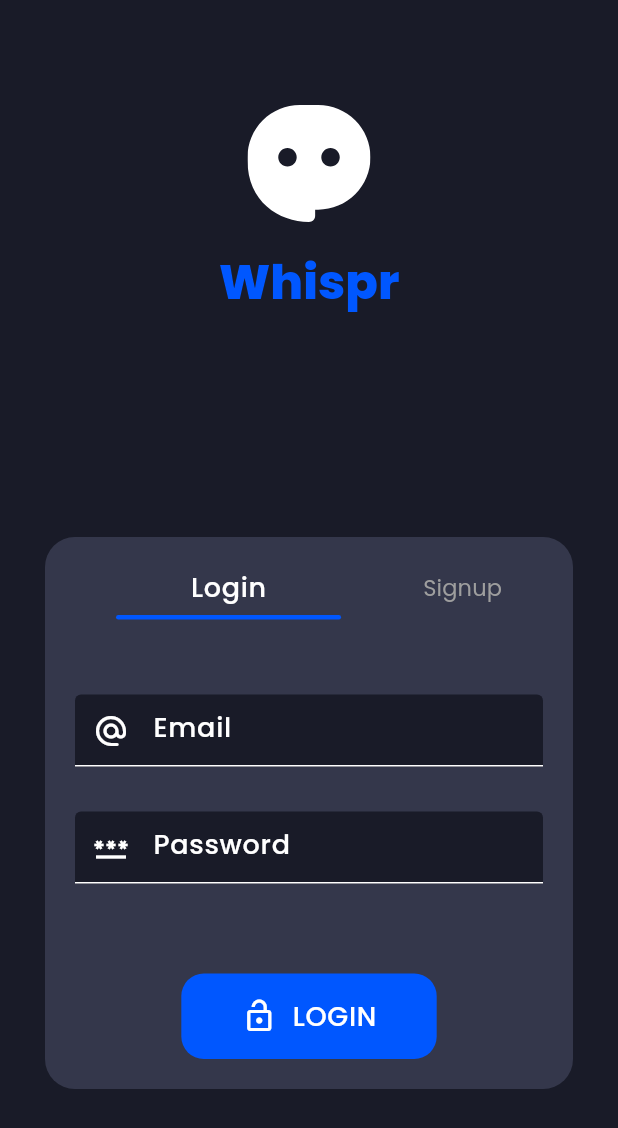
After one commit to Annuuurag/whispr, a Flutter app: the Authpage screen opened by its route, after a tap on "Login", on a phone screen of 412 x 824 dp. The commit adds this screen. Shown: the top 1128 px of the screen. Run offline on Flutter 3.47's test engine with Material 3 defaults, Android fonts, the phone set to English and light mode, and no system bars; our stand-ins replace flutter_svg, get, slide_to_act.

Commit message:
added auth screen(no implementation yet)

```diff
--- /dev/null
+++ b/lib/Config/PagePath.dart
@@ -0,0 +1,10 @@
+import 'package:get/get.dart';
+import 'package:whispr/Pages/Auth/AuthPage.dart';
+
+var pagePath = [
+  GetPage(
+    name: "/authPage",
+    page: () => Authpage(),
+    transition: Transition.rightToLeft,
+  ),
+];
--- a/lib/Config/Themes.dart
+++ b/lib/Config/Themes.dart
@@ -5,6 +5,12 @@ var lightTheme = ThemeData();
 var darkTheme = ThemeData(
   brightness: Brightness.dark,
   useMaterial3: true,
+
+  inputDecorationTheme: InputDecorationTheme(
+    fillColor: dBackgroundColor,
+    filled: true,
+  ),
+
   colorScheme: const ColorScheme.dark(
     primary: dPrimaryColor,
     onPrimary: dOnBackgroundColor,
@@ -36,6 +42,20 @@ var darkTheme = ThemeData(
       fontWeight: FontWeight.w600,
     ),
 
+    bodyLarge: TextStyle(
+      fontSize: 18,
+      color: dOnBackgroundColor,
+      fontFamily: "Poppins",
+      fontWeight: FontWeight.w500,
+    ),
+
+    bodyMedium: TextStyle(
+      fontSize: 15,
+      color: dOnBackgroundColor,
+      fontFamily: "Poppins",
+      fontWeight: FontWeight.w500,
+    ),
+
     labelLarge: TextStyle(
       fontSize: 15,
       color: dOnContainerColor,
--- /dev/null
+++ b/lib/Pages/Auth/AuthPage.dart
@@ -0,0 +1,28 @@
+import 'package:flutter/material.dart';
+import 'package:whispr/Pages/Auth/Widgets/AuthPageBody.dart';
+import 'package:whispr/Pages/Welcome/Widgets/WelcomeHeading.dart';
+
+class Authpage extends StatelessWidget {
+  const Authpage({super.key});
+
+  @override
+  Widget build(BuildContext context) {
+    return const Scaffold(
+      body: SafeArea(
+        child: Padding(
+          padding: EdgeInsets.all(30),
+          child: SingleChildScrollView(
+            child: Column(
+              children: [
+                SizedBox(height: 40),
+                Welcomeheading(),
+                SizedBox(height: 150),
+                Authpagebody(),
+              ],
+            ),
+          ),
+        ),
+      ),
+    );
+  }
+}
--- /dev/null
+++ b/lib/Pages/Auth/Widgets/AuthPageBody.dart
@@ -0,0 +1,93 @@
+import 'package:flutter/material.dart';
+import 'package:get/get.dart';
+import 'package:whispr/Pages/Auth/Widgets/LoginForm.dart';
+import 'package:whispr/Pages/Auth/Widgets/SignupForm.dart';
+
+class Authpagebody extends StatelessWidget {
+  const Authpagebody({super.key});
+
+  @override
+  Widget build(BuildContext context) {
+    RxBool isLogin = false.obs;
+    return Container(
+      padding: EdgeInsets.all(20),
+      //height: 400,
+      decoration: BoxDecoration(
+        borderRadius: BorderRadius.circular(20),
+        color: Theme.of(context).colorScheme.primaryContainer,
+      ),
+      child: Row(
+        children: [
+          Expanded(
+            child: Column(
+              children: [
+                Obx(
+                  () => Row(
+                    mainAxisAlignment: MainAxisAlignment.spaceAround,
+                    children: [
+                      InkWell(
+                        onTap: () {
+                          isLogin.value = true;
+                        },
+                        child: Column(
+                          children: [
+                            Text(
+                              "Login",
+                              style:
+                                  isLogin.value
+                                      ? Theme.of(context).textTheme.bodyLarge
+                                      : Theme.of(context).textTheme.labelLarge,
+                            ),
+                            SizedBox(height: 5),
+                            AnimatedContainer(
+                              duration: Duration(milliseconds: 300),
+                              width: isLogin.value ? 150 : 0,
+                              height: 3,
+                              decoration: BoxDecoration(
+                                borderRadius: BorderRadius.circular(100),
+                                color: Theme.of(context).colorScheme.primary,
+                              ),
+                            ),
+                          ],
+                        ),
+                      ),
+                      InkWell(
+                        onTap: () {
+                          isLogin.value = false;
+                        },
+                        child: Column(
+                          children: [
+                            Text(
+                              "Signup",
+                              style:
+                                  isLogin.value
+                                      ? Theme.of(context).textTheme.labelLarge
+                                      : Theme.of(context).textTheme.bodyLarge,
+                            ),
+                            SizedBox(height: 5),
+                            AnimatedContainer(
+                              duration: Duration(milliseconds: 300),
+                              width: isLogin.value ? 0 : 150,
+                              height: 3,
+                              decoration: BoxDecoration(
+                                borderRadius: BorderRadius.circular(100),
+                                color: Theme.of(context).colorScheme.primary,
+                              ),
+                            ),
+                          ],
+                        ),
+                      ),
+                    ],
+                  ),
+                ),
+                Obx(
+                  () => isLogin.value ? const Loginform() : const Signupform(),
+                ),
+              ],
+            ),
+          ),
+        ],
+      ),
+    );
+  }
+}
--- /dev/null
+++ b/lib/Pages/Auth/Widgets/LoginForm.dart
@@ -0,0 +1,37 @@
+import 'package:flutter/material.dart';
+import 'package:whispr/Pages/Welcome/Widgets/PrimaryButton.dart';
+
+class Loginform extends StatelessWidget {
+  const Loginform({super.key});
+
+  @override
+  Widget build(BuildContext context) {
+    return const Column(
+      children: [
+        SizedBox(height: 50),
+        TextField(
+          decoration: InputDecoration(
+            hintText: "Email",
+            prefixIcon: Icon(Icons.alternate_email_rounded),
+          ),
+        ),
+
+        SizedBox(height: 30),
+        TextField(
+          decoration: InputDecoration(
+            hintText: "Password",
+            prefixIcon: Icon(Icons.password_outlined),
+          ),
+        ),
+
+        SizedBox(height: 60),
+        Row(
+          mainAxisAlignment: MainAxisAlignment.center,
+          children: [
+            Primarybutton(btnName: "LOGIN", icon: Icons.lock_open_outlined),
+          ],
+        ),
+      ],
+    );
+  }
+}
--- /dev/null
+++ b/lib/Pages/Auth/Widgets/SignupForm.dart
@@ -0,0 +1,45 @@
+import 'package:flutter/material.dart';
+import 'package:whispr/Pages/Welcome/Widgets/PrimaryButton.dart';
+
+class Signupform extends StatelessWidget {
+  const Signupform({super.key});
+
+  @override
+  Widget build(BuildContext context) {
+    return const Column(
+      children: [
+        SizedBox(height: 50),
+        TextField(
+          decoration: InputDecoration(
+            hintText: "Full Name",
+            prefixIcon: Icon(Icons.person_rounded),
+          ),
+        ),
+
+        SizedBox(height: 30),
+        TextField(
+          decoration: InputDecoration(
+            hintText: "Email",
+            prefixIcon: Icon(Icons.alternate_email_rounded),
+          ),
+        ),
+
+        SizedBox(height: 30),
+        TextField(
+          decoration: InputDecoration(
+            hintText: "Password",
+            prefixIcon: Icon(Icons.password_outlined),
+          ),
+        ),
+
+        SizedBox(height: 60),
+        Row(
+          mainAxisAlignment: MainAxisAlignment.center,
+          children: [
+            Primarybutton(btnName: "SIGNUP", icon: Icons.lock_open_outlined),
+          ],
+        ),
+      ],
+    );
+  }
+}
--- a/lib/Pages/Welcome/WelcomePage.dart
+++ b/lib/Pages/Welcome/WelcomePage.dart
@@ -1,8 +1,4 @@
 import 'package:flutter/material.dart';
-import 'package:flutter_svg/svg.dart';
-import 'package:slide_to_act/slide_to_act.dart';
-import 'package:whispr/Config/Images.dart';
-import 'package:whispr/Config/Strings.dart';
 import 'package:whispr/Pages/Welcome/Widgets/WelcomeBody.dart';
 import 'package:whispr/Pages/Welcome/Widgets/WelcomeFooterButton.dart';
 import 'package:whispr/Pages/Welcome/Widgets/WelcomeHeading.dart';
@@ -12,7 +8,7 @@ class WelcomePage extends StatelessWidget {
 
   @override
   Widget build(BuildContext context) {
-    return Scaffold(
+    return const Scaffold(
       body: SafeArea(
         child: Padding(
           padding: EdgeInsets.all(20),
--- /dev/null
+++ b/lib/Pages/Welcome/Widgets/PrimaryButton.dart
@@ -0,0 +1,26 @@
+import 'package:flutter/material.dart';
+
+class Primarybutton extends StatelessWidget {
+  final String btnName;
+  final IconData icon;
+  const Primarybutton({super.key, required this.btnName, required this.icon});
+
+  @override
+  Widget build(BuildContext context) {
+    return Container(
+      padding: EdgeInsets.symmetric(horizontal: 40, vertical: 15),
+      decoration: BoxDecoration(
+        borderRadius: BorderRadius.circular(15),
+        color: Theme.of(context).colorScheme.primary,
+      ),
+      child: Row(
+        mainAxisAlignment: MainAxisAlignment.center,
+        children: [
+          Icon(icon),
+          SizedBox(width: 10),
+          Text(btnName, style: Theme.of(context).textTheme.bodyLarge),
+        ],
+      ),
+    );
+  }
+}
--- a/lib/Pages/Welcome/Widgets/WelcomeFooterButton.dart
+++ b/lib/Pages/Welcome/Widgets/WelcomeFooterButton.dart
@@ -1,5 +1,6 @@
 import 'package:flutter/material.dart';
 import 'package:flutter_svg/svg.dart';
+import 'package:get/get.dart';
 import 'package:slide_to_act/slide_to_act.dart';
 import 'package:whispr/Config/Images.dart';
 import 'package:whispr/Config/Strings.dart';
@@ -10,7 +11,9 @@ class Welcomefooterbutton extends StatelessWidget {
   @override
   Widget build(BuildContext context) {
     return SlideAction(
-      onSubmit: () {},
+      onSubmit: () {
+        Get.offAllNamed("/authPage");
+      },
       sliderButtonIcon: Container(
         height: 25,
         width: 25,
--- a/lib/main.dart
+++ b/lib/main.dart
@@ -1,6 +1,7 @@
 import 'package:flutter/material.dart';
+import 'package:get/get_navigation/src/root/get_material_app.dart';
+import 'package:whispr/Config/PagePath.dart';
 import 'package:whispr/Config/Themes.dart';
-import 'package:whispr/Pages/SplacePage/SplacePage.dart';
 import 'package:whispr/Pages/Welcome/WelcomePage.dart';
 
 void main() {
@@ -12,9 +13,10 @@ class MyApp extends StatelessWidget {
 
   @override
   Widget build(BuildContext context) {
-    return MaterialApp(
+    return GetMaterialApp(
       title: 'Whispr',
       theme: lightTheme,
+      getPages: pagePath,
       darkTheme: darkTheme,
       themeMode: ThemeMode.dark,
       home: WelcomePage(),
--- a/pubspec.yaml
+++ b/pubspec.yaml
@@ -36,6 +36,7 @@ dependencies:
   cupertino_icons: ^1.0.8
   flutter_svg: ^2.1.0 #for svg
   slide_to_act: ^2.0.2 #for welcome page slide button
+  get: ^4.7.2 #for state management and routing
 
 dev_dependencies:
   flutter_test:
```
Also changed, not shown: pubspec.lock.
